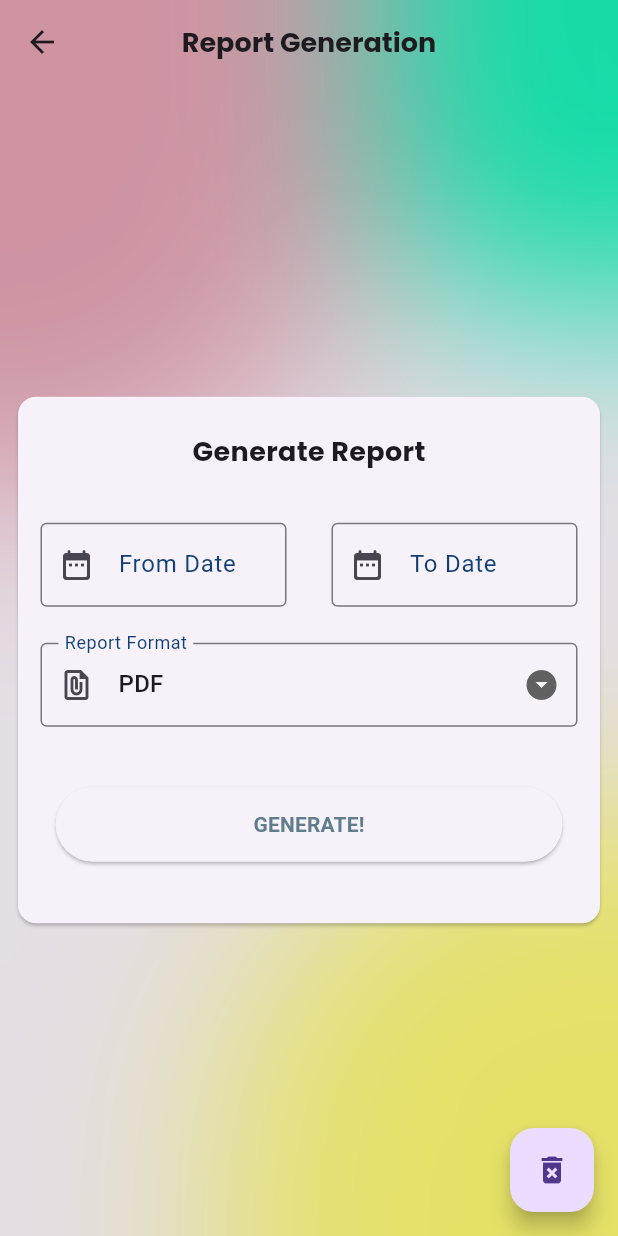
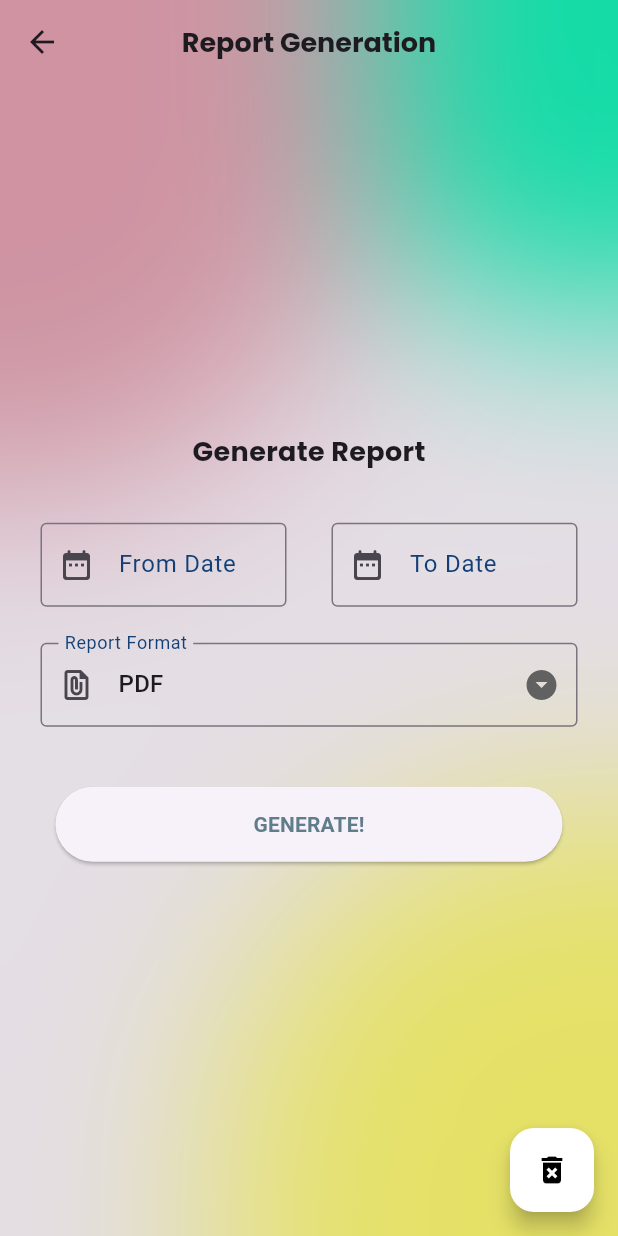
Before and after one commit to KeerthiVasan-ai/SmartReserve-admin, a Flutter app: the screen it shows once a user with an empty profile is signed in, after a tap on the "file present" icon, on a phone screen of 412 x 824 dp. Run offline on Flutter 3.47's test engine with Material 3 defaults, Android fonts, the phone set to English and light mode, and no system bars; our stand-ins replace cloud_firestore, firebase_auth, firebase_core, google_fonts, open_file, pdf and 1 more; missing offline and left inert: syncfusion_flutter_xlsio; accounts and stored records are empty.

Commit message:
Altered UI

```diff
--- a/lib/screens/main_screen.dart
+++ b/lib/screens/main_screen.dart
@@ -63,8 +63,9 @@ class _MainScreenState extends State<MainScreen> {
       child: Scaffold(
         backgroundColor: Colors.transparent,
         floatingActionButton: FloatingActionButton(
+          backgroundColor: Colors.white,
           onPressed: reportGenerateRoute,
-          child: const Icon(Icons.file_present_rounded),
+          child: const Icon(Icons.file_present_rounded,color: Colors.black,),
         ),
         appBar: AppBar(
           title: Text(
--- a/lib/screens/report_screen.dart
+++ b/lib/screens/report_screen.dart
@@ -90,16 +90,21 @@ class _ReportScreenState extends State<ReportScreen> {
         backgroundColor: Colors.transparent,
         appBar: buildAppBar("Report Generation"),
         floatingActionButton: FloatingActionButton(
+          backgroundColor: Colors.white,
           onPressed: () {
             alert(_passwordController);
           },
-          child: const Icon(Icons.delete_forever),
+          child: const Icon(Icons.delete_forever,color: Colors.black,),
         ),
         body: SafeArea(
           child: Center(
             child: Padding(
               padding: const EdgeInsets.all(8.0),
               child: Card(
+                color: Colors.transparent,
+                shadowColor: Colors.transparent,
+                borderOnForeground: true,
+                elevation: 20.0,
                 child: Padding(
                   padding: const EdgeInsets.only(top: 24.0, bottom: 16.0),
                   child: Form(
```
